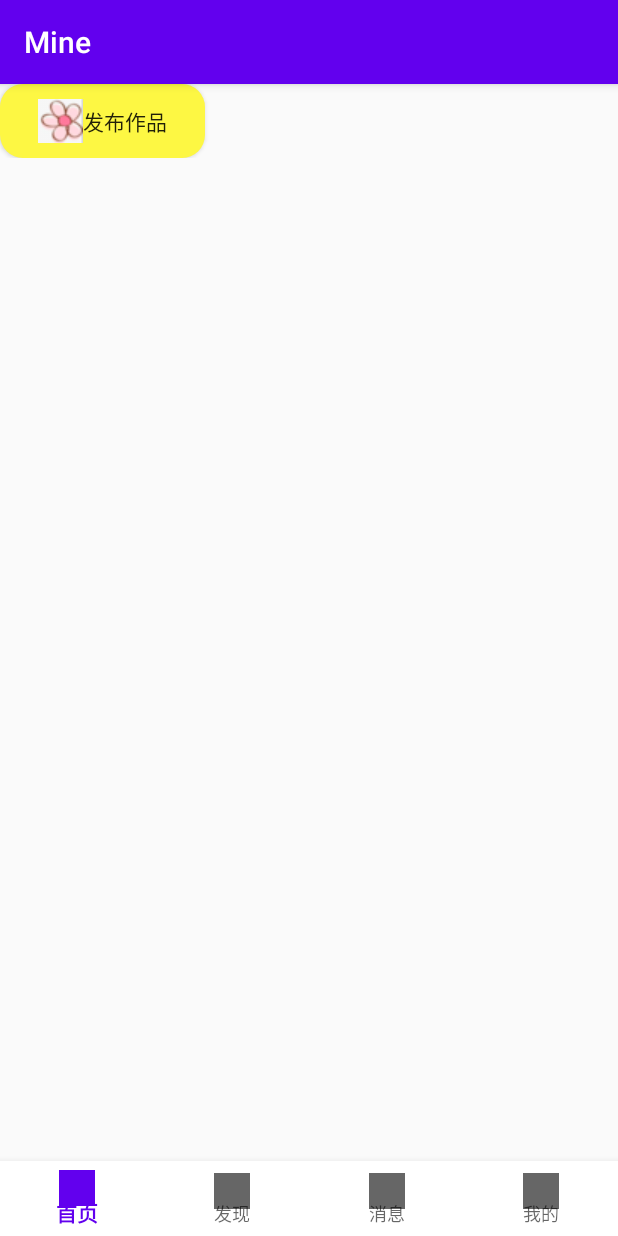
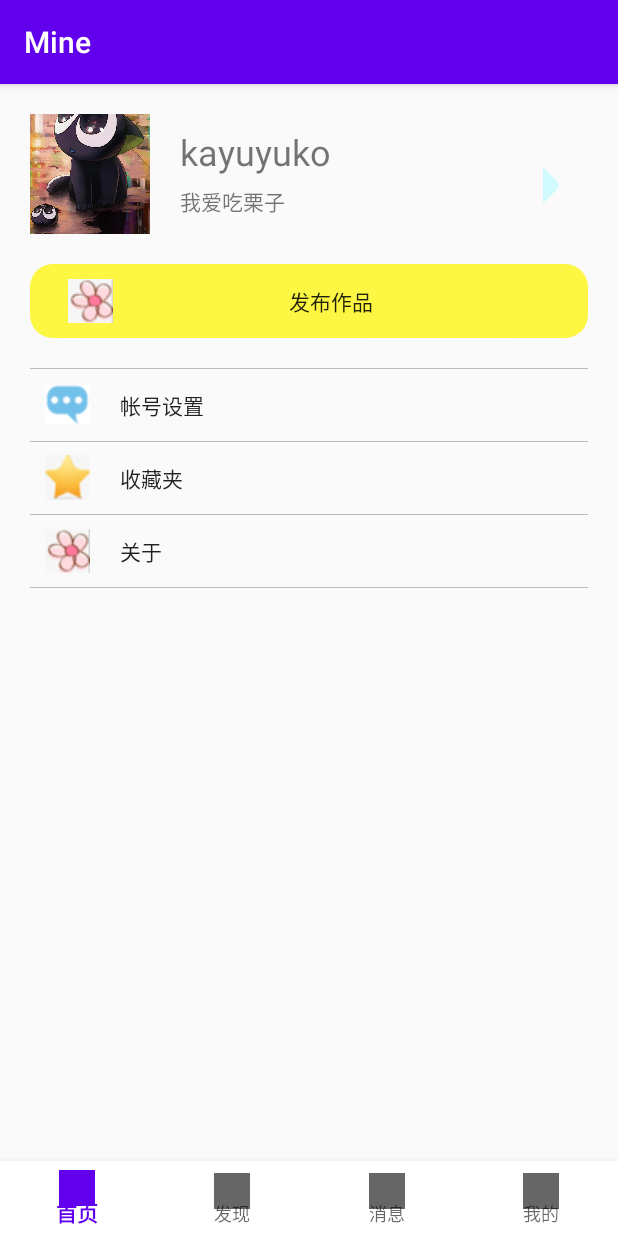
Before and after one commit to kawa-yoiko/Mine, an Android app: the screen it shows after launch (MainActivity), on a phone screen of 412 x 824 dp. Run offline under Robolectric (Android 15) with nearby library versions, the phone set to English and light mode, and no system bars; our stand-ins replace ButterKnife.

Commit message:
Layout "My" fragment

```diff
--- a/client/app/src/main/res/drawable/divider_grey.xml
+++ b/client/app/src/main/res/drawable/divider_grey.xml
@@ -2,6 +2,6 @@
 <shape xmlns:android="http://schemas.android.com/apk/res/android">
 
     <solid android:color="#BBBBBB"/>
-    <size android:height="1dp"/>
+    <size android:height="0.8dp"/>
 
 </shape>
--- a/client/app/src/main/res/layout/activity_post.xml
+++ b/client/app/src/main/res/layout/activity_post.xml
@@ -6,51 +6,55 @@
     <RelativeLayout
         android:layout_width="match_parent"
         android:layout_height="match_parent">
+
         <ScrollView
             android:layout_width="match_parent"
             android:layout_height="match_parent"
             android:scrollbars="none">
+
             <LinearLayout
                 android:layout_width="match_parent"
                 android:layout_height="wrap_content"
-                android:orientation="vertical"
-                >
+                android:orientation="vertical">
+
                 <FrameLayout
+                    android:id="@+id/post_content"
                     android:layout_width="match_parent"
-                    android:layout_height="wrap_content"
-                    android:id="@+id/post_content"></FrameLayout>
+                    android:layout_height="wrap_content"></FrameLayout>
+
                 <RelativeLayout
                     android:layout_width="wrap_content"
                     android:layout_height="wrap_content"
-                    android:layout_marginBottom="20dp"
+                    android:layout_marginLeft="10dp"
                     android:layout_marginTop="20dp"
-                    android:layout_marginLeft="10dp"
-                    >
+                    android:layout_marginBottom="20dp">
+
                     <TextView
+                        android:id="@+id/comment_text"
                         android:layout_width="wrap_content"
                         android:layout_height="wrap_content"
                         android:text="评论"
                         android:textSize="18dp"
-                        android:id="@+id/comment_text"
                         android:textStyle="bold"></TextView>
+
                     <TextView
+                        android:id="@+id/comment_num"
                         android:layout_width="wrap_content"
                         android:layout_height="wrap_content"
-                        android:text="(23)"
-                        android:textSize="14dp"
+                        android:layout_centerVertical="true"
                         android:layout_marginLeft="3dp"
                         android:layout_toRightOf="@+id/comment_text"
-                        android:layout_centerVertical="true"
-                        android:id="@+id/comment_num"
-                       ></TextView>
+                        android:text="(23)"
+                        android:textSize="14dp"></TextView>
                 </RelativeLayout>
+
                 <FrameLayout
+                    android:id="@+id/post_comment"
                     android:layout_width="match_parent"
-                    android:layout_height="wrap_content"
-                    android:id="@+id/post_comment"
-                    ></FrameLayout>
+                    android:layout_height="wrap_content"></FrameLayout>
             </LinearLayout>
         </ScrollView>
+
         <LinearLayout
             android:layout_width="match_parent"
             android:layout_height="36dp"
--- a/client/app/src/main/res/layout/fragment_my.xml
+++ b/client/app/src/main/res/layout/fragment_my.xml
@@ -1,21 +1,130 @@
 <?xml version="1.0" encoding="utf-8"?>
 <androidx.constraintlayout.widget.ConstraintLayout
     xmlns:android="http://schemas.android.com/apk/res/android"
+    xmlns:app="http://schemas.android.com/apk/res-auto"
     xmlns:tools="http://schemas.android.com/tools"
     android:layout_width="match_parent"
     android:layout_height="match_parent">
-    <Button
+
+    <LinearLayout
+        android:layout_width="match_parent"
+        android:layout_height="match_parent"
+        android:orientation="vertical"
+        tools:layout_editor_absoluteX="0dp"
+        tools:layout_editor_absoluteY="0dp">
+
+        <androidx.constraintlayout.widget.ConstraintLayout
+            android:layout_width="match_parent"
+            android:layout_height="wrap_content"
+            android:layout_marginTop="20dp">
+
+            <view
+                android:id="@+id/avatar"
+                class="com.example.mine.WidthEqualsHeightImageView"
+                android:layout_width="80dp"
+                android:layout_height="80dp"
+                android:layout_marginLeft="20dp"
+                android:scaleType="centerCrop"
+                android:src="@drawable/luoxiaohei2"
+                app:layout_constraintBottom_toBottomOf="parent"
+                app:layout_constraintLeft_toLeftOf="parent"
+                app:layout_constraintTop_toTopOf="parent" />
+
+            <TextView
+                android:id="@+id/nickname"
                 android:layout_width="wrap_content"
                 android:layout_height="wrap_content"
+                android:layout_marginLeft="20sp"
+                android:layout_marginBottom="30sp"
+                android:text="kayuyuko"
+                android:textSize="24sp"
+                app:layout_constraintBottom_toBottomOf="parent"
+                app:layout_constraintLeft_toRightOf="@id/avatar"
+                app:layout_constraintTop_toTopOf="parent"
+                app:layout_constraintVertical_bias="0.5" />
+
+            <TextView
+                android:id="@+id/signature"
+                android:layout_width="wrap_content"
+                android:layout_height="wrap_content"
+                android:layout_marginLeft="20sp"
+                android:layout_marginTop="6sp"
+                android:text="我爱吃栗子"
+                app:layout_constraintLeft_toRightOf="@id/avatar"
+                app:layout_constraintTop_toBottomOf="@id/nickname" />
+
+            <ImageView
+                android:id="@+id/right_icon"
+                android:layout_width="40dp"
+                android:layout_height="40dp"
+                android:layout_marginRight="10dp"
+                app:layout_constraintBottom_toBottomOf="parent"
+                app:layout_constraintRight_toRightOf="parent"
+                app:layout_constraintTop_toTopOf="parent"
+                app:layout_constraintVertical_bias="0.5"
+                app:srcCompat="@drawable/triangle_right" />
+        </androidx.constraintlayout.widget.ConstraintLayout>
+
+        <Button
+            android:id="@+id/post_button"
+            android:layout_width="match_parent"
+            android:layout_height="wrap_content"
+            android:layout_marginHorizontal="20dp"
+            android:layout_marginVertical="20dp"
+            android:background="@drawable/bt_background_whiteyellow"
+            android:drawableLeft="@drawable/flower"
             android:minWidth="0dp"
             android:minHeight="0dp"
+            android:paddingLeft="25dp"
+            android:paddingTop="10dp"
+            android:paddingRight="25dp"
+            android:paddingBottom="10dp"
             android:text="发布作品"
-        android:id="@+id/post_button"
+            tools:ignore="MissingConstraints" />
+
+        <LinearLayout
+            android:layout_width="match_parent"
+            android:layout_height="wrap_content"
+            android:orientation="vertical"
+            android:divider="@drawable/divider_grey"
+            android:dividerPadding="20dp"
+            android:showDividers="beginning|middle|end">
+
+            <Button
+                android:id="@+id/settings_button"
+                android:layout_width="match_parent"
+                android:layout_height="wrap_content"
+                android:layout_gravity="start"
+                android:background="#00FFFFFF"
+                android:drawableLeft="@drawable/comment"
+                android:drawablePadding="20dp"
+                android:paddingHorizontal="30dp"
+                android:text="帐号设置"
+                android:textAlignment="textStart" />
+
+            <Button
+                android:id="@+id/marks_button"
+                android:layout_width="match_parent"
+                android:layout_height="wrap_content"
+                android:layout_gravity="start"
+                android:background="#00FFFFFF"
+                android:drawableLeft="@drawable/star"
+                android:drawablePadding="20dp"
+                android:paddingHorizontal="30dp"
+                android:text="收藏夹"
+                android:textAlignment="textStart" />
+
+            <Button
+                android:id="@+id/about_button"
+                android:layout_width="match_parent"
+                android:layout_height="wrap_content"
+                android:layout_gravity="start"
+                android:background="#00FFFFFF"
                 android:drawableLeft="@drawable/flower"
-        android:background="@drawable/bt_background_whiteyellow"
-        android:paddingBottom="10dp"
-        android:paddingTop="10dp"
-        android:paddingLeft="25dp"
-        android:paddingRight="25dp"
-        tools:ignore="MissingConstraints"></Button>
+                android:drawablePadding="20dp"
+                android:paddingHorizontal="30dp"
+                android:text="关于"
+                android:textAlignment="textStart" />
+        </LinearLayout>
+    </LinearLayout>
 </androidx.constraintlayout.widget.ConstraintLayout>
```
Lines whose indentation alone changed are shown as unchanged.
